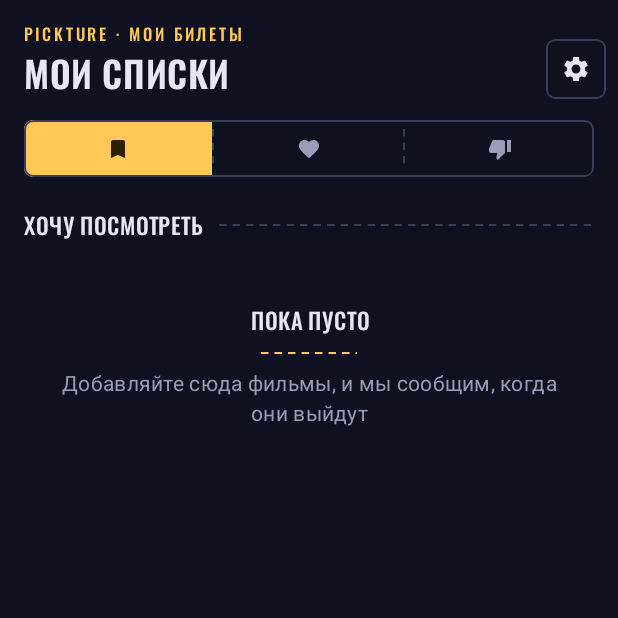
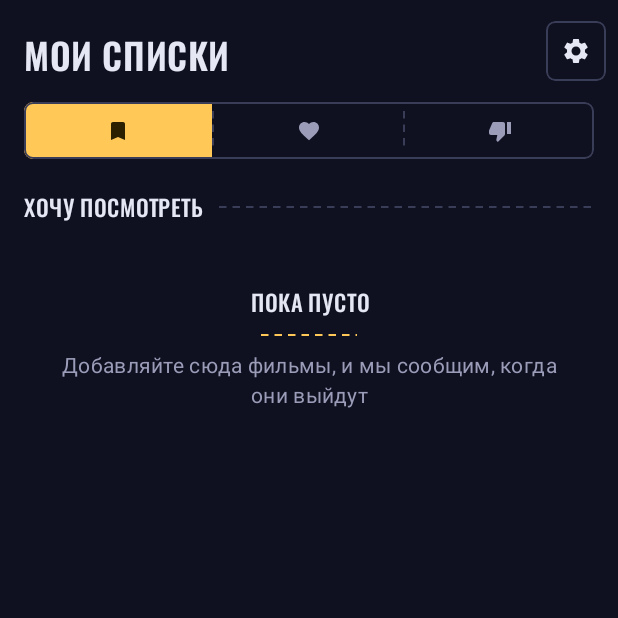
Before and after one commit to Damir102938/Pickture, an Android app built with Jetpack Compose: the composable LibraryScreen shown on its own in the app's theme, on a phone screen of 412 x 824 dp, the top half of it. Run offline under Robolectric (Android 15) with nearby library versions, the phone set to English and light mode, and no system bars; pictures from the network do not load.

Commit message:
Release 0.5.2: header polish
Co-Authored-By: Claude Opus 5.5 <noreply@anthropic.com>

```diff
--- a/app/src/main/java/com/moviepicker/ui/apikey/ApiKeyScreen.kt
+++ b/app/src/main/java/com/moviepicker/ui/apikey/ApiKeyScreen.kt
@@ -125,7 +125,6 @@ fun ApiKeyScreen(onSaved: () -> Unit, onBack: (() -> Unit)? = null) {
         }
         ScreenHeader(
             "Ключ TMDB",
-            kicker = "Pickture · пропуск в кинозал",
             subtitle = "Pickture берёт данные о фильмах из TMDB — крупной открытой базы кино. " +
                 "Нужен личный ключ: он бесплатный, а получить его можно за пару минут.",
         )
--- a/app/src/main/java/com/moviepicker/ui/design/Chrome.kt
+++ b/app/src/main/java/com/moviepicker/ui/design/Chrome.kt
@@ -49,7 +49,7 @@ import kotlinx.coroutines.launch
 fun ScreenHeader(
     title: String,
     modifier: Modifier = Modifier,
-    kicker: String? = "Pickture · афиша",
+    kicker: String? = null,
     subtitle: String? = null,
     inset: Dp = 16.dp,
     trailing: (@Composable RowScope.() -> Unit)? = null,
--- a/app/src/main/java/com/moviepicker/ui/library/LibraryScreen.kt
+++ b/app/src/main/java/com/moviepicker/ui/library/LibraryScreen.kt
@@ -67,7 +67,7 @@ fun LibraryScreen(onOpen: (Title) -> Unit, onSettings: () -> Unit) {
     var tabIndex by rememberSaveable { mutableIntStateOf(0) }
 
     Column(Modifier.fillMaxSize().statusBarsPadding()) {
-        ScreenHeader("Мои списки", kicker = "Pickture · мои билеты") {
+        ScreenHeader("Мои списки") {
             Box(
                 Modifier.size(40.dp).clip(RoundedCornerShape(6.dp)).border(1.dp, Brand.Perforation, RoundedCornerShape(6.dp))
                     .pressClickable(onClick = onSettings),
--- a/app/src/main/java/com/moviepicker/ui/search/SearchScreen.kt
+++ b/app/src/main/java/com/moviepicker/ui/search/SearchScreen.kt
@@ -121,7 +121,7 @@ fun SearchScreen(onOpen: (Title) -> Unit) {
     val marks by vm.marks.collectAsStateWithLifecycle()
 
     Column(Modifier.fillMaxSize().statusBarsPadding()) {
-        ScreenHeader("Поиск", kicker = "Pickture · касса")
+        ScreenHeader("Поиск")
         OutlinedTextField(
             value = state.query,
             onValueChange = vm::onQueryChange,
--- a/desktop/src/main/kotlin/com/moviepicker/desktop/ui/ListScreens.kt
+++ b/desktop/src/main/kotlin/com/moviepicker/desktop/ui/ListScreens.kt
@@ -293,7 +293,7 @@ fun SearchScreen(c: DesktopContainer, nav: Navigator) {
     }
 
     Column(Modifier.fillMaxSize().padding(start = 32.dp, top = 32.dp, end = 32.dp)) {
-        ScreenHeader("Поиск", kicker = "Pickture · касса")
+        ScreenHeader("Поиск")
         Spacer(Modifier.height(8.dp))
         OutlinedTextField(
             value = SearchCache.query,
@@ -364,7 +364,7 @@ fun LibraryScreen(c: DesktopContainer, nav: Navigator) {
     val marks by c.marks.collectAsState()
 
     Column(Modifier.fillMaxSize().padding(start = 32.dp, top = 32.dp, end = 32.dp)) {
-        ScreenHeader("Мои списки", kicker = "Pickture · мои билеты")
+        ScreenHeader("Мои списки")
         Spacer(Modifier.height(12.dp))
         TicketToggle(
             options = LibraryTab.entries.map { tab ->
--- a/desktop/src/main/kotlin/com/moviepicker/desktop/ui/SettingsScreens.kt
+++ b/desktop/src/main/kotlin/com/moviepicker/desktop/ui/SettingsScreens.kt
@@ -97,7 +97,7 @@ fun SettingsScreen(c: DesktopContainer, nav: Navigator) {
 
     Box(Modifier.fillMaxSize()) {
         Column(Modifier.fillMaxSize().verticalScroll(scroll).padding(32.dp).widthIn(max = 760.dp)) {
-            ScreenHeader("Настройки", kicker = "Pickture · будка киномеханика")
+            ScreenHeader("Настройки")
             Spacer(Modifier.height(12.dp))
             Header(1, "Ключ TMDB")
             val key = settings.tmdbApiKey
@@ -303,7 +303,6 @@ fun ApiKeyScreen(c: DesktopContainer, onSaved: () -> Unit, onBack: (() -> Unit)?
             if (onBack != null) BackButton(onBack)
             ScreenHeader(
                 "Ключ TMDB",
-                kicker = "Pickture · пропуск в кинозал",
                 subtitle = "Pickture берёт данные о фильмах из TMDB — крупной открытой базы кино. " +
                     "Нужен личный ключ: он бесплатный, а получить его можно за пару минут.",
             )
@@ -396,7 +395,6 @@ fun GenresScreen(c: DesktopContainer, firstRun: Boolean, onDone: () -> Unit) {
         Column(Modifier.widthIn(max = 760.dp).padding(40.dp)) {
             ScreenHeader(
                 "Что вы любите смотреть?",
-                kicker = "Pickture · выбор жанров",
                 subtitle = "Выберите жанры, и рекомендации появятся сразу. Дальше ставьте лайки фильмам — подборка станет точнее. " +
                     "Выбор можно изменить в настройках.",
             )
--- a/desktop/src/main/kotlin/com/moviepicker/desktop/ui/design/Chrome.kt
+++ b/desktop/src/main/kotlin/com/moviepicker/desktop/ui/design/Chrome.kt
@@ -49,7 +49,7 @@ import kotlinx.coroutines.launch
 fun ScreenHeader(
     title: String,
     modifier: Modifier = Modifier,
-    kicker: String? = "Pickture · афиша",
+    kicker: String? = null,
     subtitle: String? = null,
     inset: Dp = 0.dp,
     trailing: (@Composable RowScope.() -> Unit)? = null,
--- a/gradle.properties
+++ b/gradle.properties
@@ -4,5 +4,5 @@ android.nonTransitiveRClass=true
 kotlin.code.style=official
 
 # Версия приложения — общая для Android и ПК
-pickture.version=0.5.1
-pickture.versionCode=6
+pickture.version=0.5.2
+pickture.versionCode=7
```
